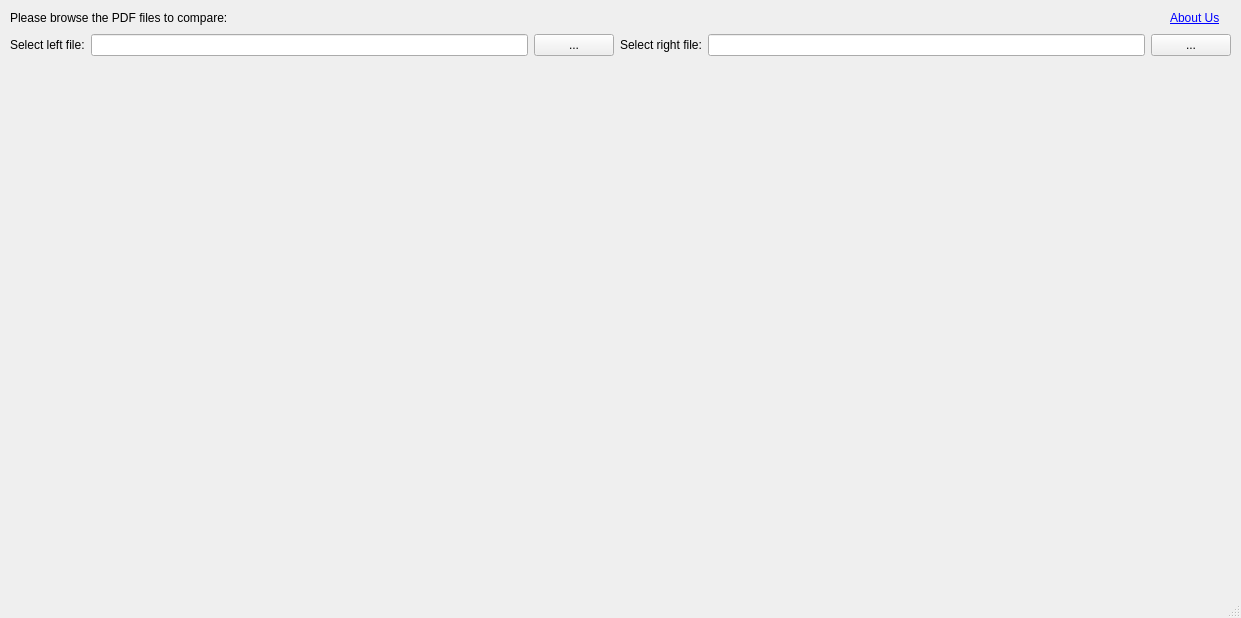
First picture: the form in src/ui.ui, repository mcagriaksoy/diff_merge_pdf, before the edit.
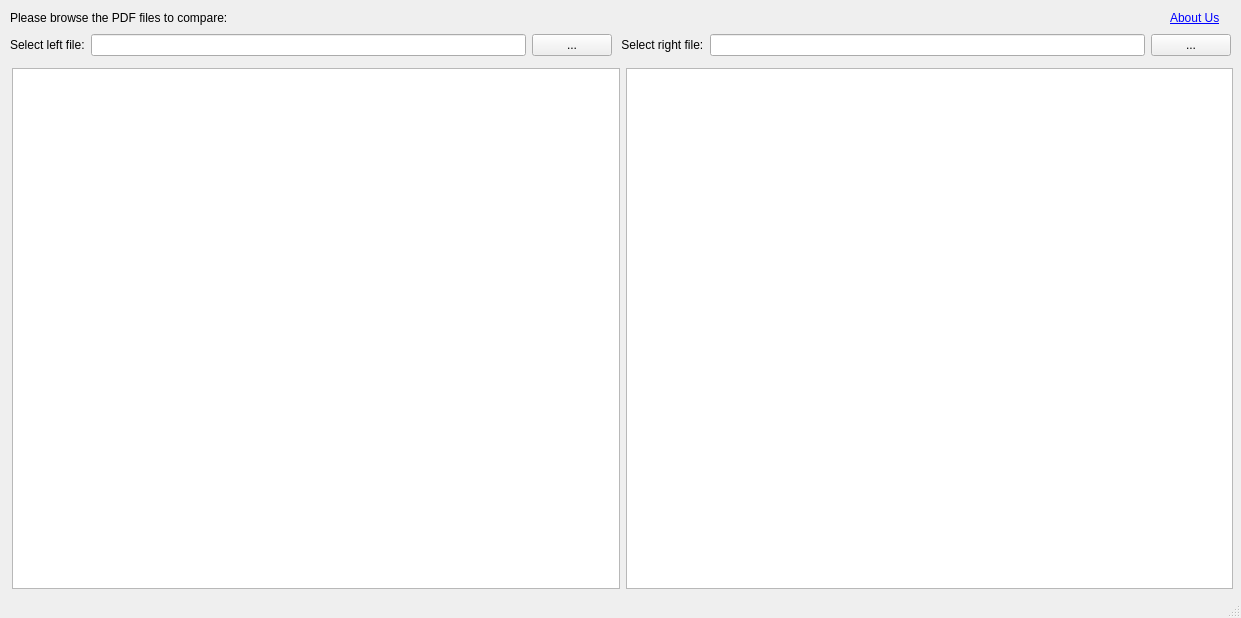
Second picture: the form after the edit. Icons and pictures are not drawn.

Commit message: first displaying setting

The edit to the form file:
```diff
--- a/src/ui.ui
+++ b/src/ui.ui
@@ -73,7 +73,7 @@
      <item row="0" column="3">
       <widget class="QLabel" name="label_2">
        <property name="text">
-        <string>Select right file:</string>
+        <string> Select right file:</string>
        </property>
       </widget>
      </item>
@@ -125,6 +125,24 @@
      <cstring>&lt;a href=&quot;url&quot;&gt;https://github.com/mcagriaksoy/diff_merge_pdf&lt;/a&gt;</cstring>
     </property>
    </widget>
+   <widget class="QWidget" name="horizontalLayoutWidget">
+    <property name="geometry">
+     <rect>
+      <x>12</x>
+      <y>68</y>
+      <width>1221</width>
+      <height>521</height>
+     </rect>
+    </property>
+    <layout class="QHBoxLayout" name="horizontalLayout">
+     <item>
+      <widget class="QTextBrowser" name="textBrowser"/>
+     </item>
+     <item>
+      <widget class="QTextBrowser" name="textBrowser_2"/>
+     </item>
+    </layout>
+   </widget>
   </widget>
   <widget class="QStatusBar" name="statusbar"/>
  </widget>
```
Left out of the diff: 14 changed lines with no effect on the pictures. The commit also changes 1 other file.
